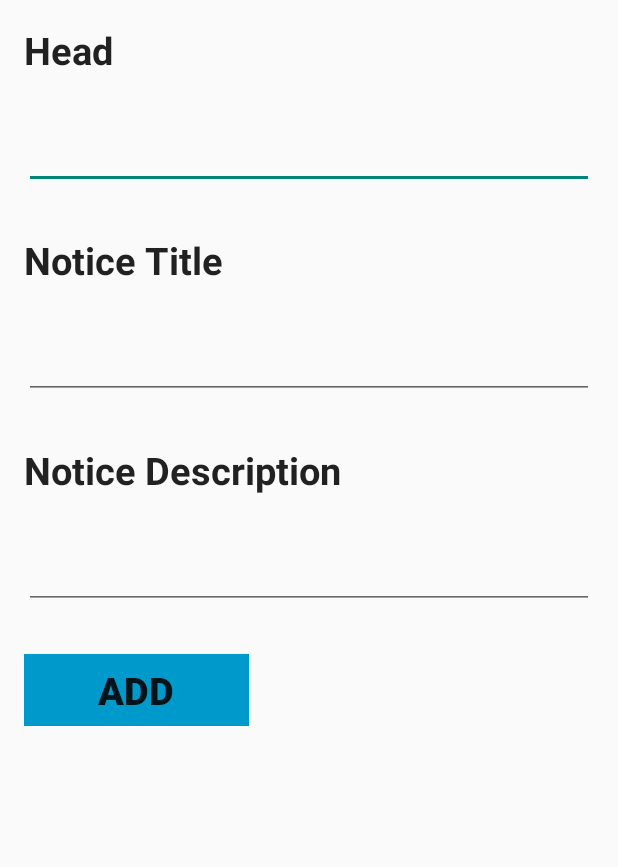
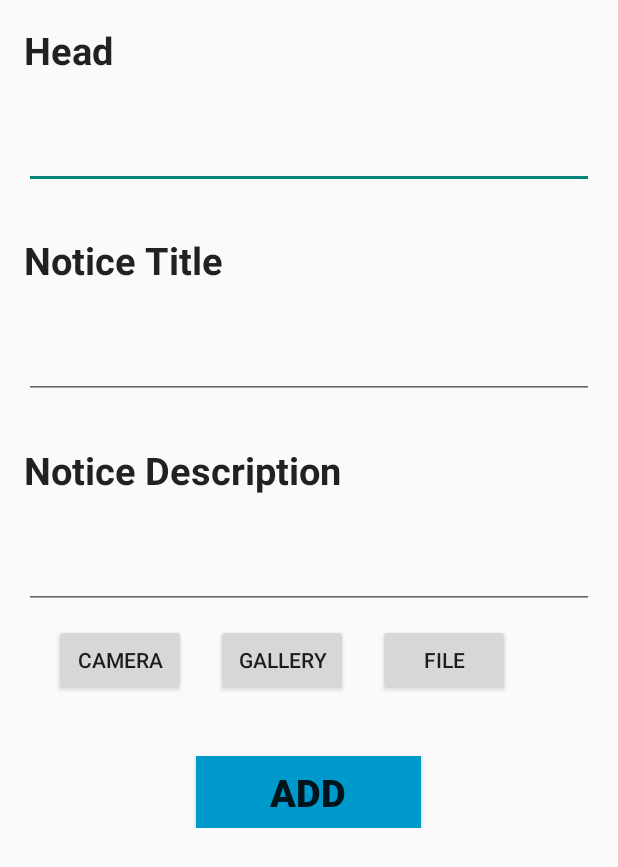
Before and after one commit to burhanuddinrampurawala/notices, an Android app: the AddNotice screen opened directly, with no data from a screen before it, on a phone screen of 412 x 824 dp. Shown: the top 867 px of the screen. Run offline under Robolectric (Android 15) with nearby library versions, the phone set to English and light mode, and no system bars; our stand-ins replace Firebase (no records; nobody signed in at launch, a user with empty details on screens opened directly).

Commit message:
added image uploading and solved the delete bug

```diff
--- a/app/build.gradle
+++ b/app/build.gradle
@@ -29,6 +29,8 @@ dependencies {
 //    compile 'com.google.android.gms:play-services-appindexing:10.2.1'
     compile 'com.google.firebase:firebase-messaging:10.2.1'
     compile 'com.google.firebase:firebase-database:10.2.1'
-
+    compile 'com.google.firebase:firebase-storage:10.2.1'
+    compile 'com.android.support:gridlayout-v7:25.3.1'
+    compile 'com.github.bumptech.glide:glide:3.7.0'
 }
 apply plugin: 'com.google.gms.google-services'
--- a/app/src/main/java/com/example/notices/AddNotice.java
+++ b/app/src/main/java/com/example/notices/AddNotice.java
@@ -3,18 +3,37 @@ package com.example.notices;
 import android.app.Activity;
 import android.app.ProgressDialog;
 import android.content.Intent;
+import android.content.pm.PackageManager;
+import android.graphics.Bitmap;
+import android.net.Uri;
 import android.os.Bundle;
+import android.os.Environment;
+import android.provider.MediaStore;
+import android.support.annotation.NonNull;
 import android.util.Log;
 import android.view.View;
+import android.webkit.WebView;
 import android.widget.Button;
 import android.widget.EditText;
+import android.widget.ImageView;
 
+import com.google.android.gms.tasks.OnFailureListener;
+import com.google.android.gms.tasks.OnSuccessListener;
 import com.google.firebase.database.*;
+import com.google.firebase.storage.FirebaseStorage;
+import com.google.firebase.storage.StorageReference;
+import com.google.firebase.storage.UploadTask;
 
 
+import java.io.ByteArrayOutputStream;
+import java.io.File;
+import java.io.FileNotFoundException;
+import java.io.FileOutputStream;
+import java.io.IOException;
 import java.util.*;
 
 public class AddNotice extends Activity {
+    FirebaseDatabase fdb;
     private DatabaseReference ref;
     private EditText titleText;
     private EditText descriptionText;
@@ -27,12 +46,25 @@ public class AddNotice extends Activity {
     private static final String TAG = login.class.getSimpleName();
     private int i;
     private int id;
+    private Button camera;
+    private Button gallery;
+    private Button file;
+    FirebaseStorage storage;
+    boolean result;
+    ImageView displayimage;
     @Override
     protected void onCreate(Bundle savedInstanceState) {
         super.onCreate(savedInstanceState);
         setContentView(R.layout.activity_add_notice);
 
-        ref = FirebaseDatabase.getInstance().getReference();
+         result=Utility.checkPermission(AddNotice.this);
+
+        storage = FirebaseStorage.getInstance();
+
+        displayimage = (ImageView)findViewById(R.id.displayimage);
+
+        fdb = FirebaseDatabase.getInstance();
+        ref = fdb.getReference();
 
         pDialog = new ProgressDialog(this);
         pDialog.setCancelable(false);
@@ -40,6 +72,37 @@ public class AddNotice extends Activity {
         descriptionText = (EditText) findViewById(R.id.description);
         headtext = (EditText)findViewById(R.id.head);
         add = (Button) findViewById(R.id.addButton);
+        camera = (Button) findViewById(R.id.camera);
+        gallery = (Button) findViewById(R.id.gallery);
+        file = (Button) findViewById(R.id.file);
+        camera.setOnClickListener(new View.OnClickListener() {
+            @Override
+            public void onClick(View v) {
+                if(result){
+                    Intent intent = new Intent(MediaStore.ACTION_IMAGE_CAPTURE);
+                    startActivityForResult(intent, 1);
+                }
+            }
+        });
+        gallery.setOnClickListener(new View.OnClickListener() {
+            @Override
+            public void onClick(View v) {
+                if(result){
+
+                    Intent intent = new Intent();
+                    intent.setType("image/*");
+                    intent.setAction(Intent.ACTION_GET_CONTENT);
+                    startActivityForResult(Intent.createChooser(intent, "Select File"),2);
+                }
+            }
+        });
+
+        file.setOnClickListener(new View.OnClickListener() {
+            @Override
+            public void onClick(View v) {
+
+            }
+        });
         Bundle extras = getIntent().getExtras();
         if (extras != null) {
             add.setText("Edit");
@@ -97,7 +160,31 @@ public class AddNotice extends Activity {
                                 send.put("description",description);
                                 String  uuid = ref.push().getKey();
                                 ref.child(uuid).setValue(send);
-                                //addNotice(title, description);
+
+                                displayimage.setDrawingCacheEnabled(true);
+                                displayimage.buildDrawingCache();
+                                Bitmap bitmap = displayimage.getDrawingCache();
+                                ByteArrayOutputStream baos = new ByteArrayOutputStream();
+                                if(bitmap != null)
+                                {
+                                    bitmap.compress(Bitmap.CompressFormat.JPEG, 100, baos);
+                                    byte[] data = baos.toByteArray();
+                                    StorageReference images = storage.getReference("images/"+ title);
+                                    UploadTask uploadTask = images.putBytes(data);
+                                    uploadTask.addOnFailureListener(new OnFailureListener() {
+                                        @Override
+                                        public void onFailure(@NonNull Exception exception) {
+                                            // Handle unsuccessful uploads
+                                        }
+                                    }).addOnSuccessListener(new OnSuccessListener<UploadTask.TaskSnapshot>() {
+                                        @Override
+                                        public void onSuccess(UploadTask.TaskSnapshot taskSnapshot) {
+                                            // taskSnapshot.getMetadata() contains file metadata such as size, content-type, and download URL.
+                                            //  Uri downloadUrl = taskSnapshot.getDownloadUrl();
+                                        }
+                                    });
+                                }
+
                                 Intent intent = new Intent(AddNotice.this, NoticeList.class);
                                 startActivity(intent);
                             }
@@ -107,5 +194,46 @@ public class AddNotice extends Activity {
         );
 
     }
+    public void onActivityResult(int requestCode, int resultCode, Intent data) {
+        super.onActivityResult(requestCode, resultCode, data);
+        if (resultCode == Activity.RESULT_OK) {
+            if (requestCode == 1)
+                onCaptureImageResult(data);
+            else if (requestCode == 2)
+                onSelectFromGalleryResult(data);
+        }
+    }
+
+    private void onCaptureImageResult(Intent data) {
+        Bitmap thumbnail = (Bitmap) data.getExtras().get("data");
+        ByteArrayOutputStream bytes = new ByteArrayOutputStream();
+        thumbnail.compress(Bitmap.CompressFormat.JPEG, 90, bytes);
+        File destination = new File(Environment.getExternalStorageDirectory(),
+                System.currentTimeMillis() + ".jpg");
+        FileOutputStream fo;
+        try {
+            destination.createNewFile();
+            fo = new FileOutputStream(destination);
+            fo.write(bytes.toByteArray());
+            fo.close();
+        } catch (FileNotFoundException e) {
+            e.printStackTrace();
+        } catch (IOException e) {
+            e.printStackTrace();
+        }
+        displayimage.setImageBitmap(thumbnail);
+    }
+
+    private void onSelectFromGalleryResult(Intent data) {
+        Bitmap bm=null;
+        if (data != null) {
+            try {
+                bm = MediaStore.Images.Media.getBitmap(getApplicationContext().getContentResolver(), data.getData());
+            } catch (IOException e) {
+                e.printStackTrace();
+            }
+        }
+        displayimage.setImageBitmap(bm);
+    }
 
 }
--- a/app/src/main/java/com/example/notices/NoticeList.java
+++ b/app/src/main/java/com/example/notices/NoticeList.java
@@ -123,8 +123,8 @@ public class NoticeList extends Activity {
                 AlertDialog.Builder builder = new AlertDialog.Builder(this);
                 builder.setPositiveButton("Yes", new DialogInterface.OnClickListener() {
                     public void onClick(DialogInterface dialog, int id) {
-                        noticeadapter.remove(noticeadapter.getItem(i));
-                        noticeadapter.notifyDataSetChanged();
+//                        noticeadapter.remove(noticeadapter.getItem(i));
+//                        noticeadapter.notifyDataSetChanged();
                         delete = new DeleteNotice(i,NoticeList.this);
                     }
                 });
--- a/app/src/main/java/com/example/notices/splash.java
+++ b/app/src/main/java/com/example/notices/splash.java
@@ -14,7 +14,6 @@ public class splash extends Activity {
         super.onCreate(savedInstanceState);
         setContentView(R.layout.activity_splash);
 
-        FirebaseDatabase.getInstance().setPersistenceEnabled(true);
         Thread thread = new Thread(){
             @Override
             public void run() {
--- a/app/src/main/res/layout-xlarge/activity_add_notice.xml
+++ b/app/src/main/res/layout-xlarge/activity_add_notice.xml
@@ -3,21 +3,21 @@
     xmlns:tools="http://schemas.android.com/tools"
     android:layout_width="match_parent"
     android:layout_height="match_parent"
+    xmlns:app="http://schemas.android.com/apk/res-auto"
     android:paddingBottom="@dimen/activity_vertical_margin"
     android:paddingLeft="@dimen/activity_horizontal_margin"
     android:paddingRight="@dimen/activity_horizontal_margin"
     android:paddingTop="@dimen/activity_vertical_margin"
     tools:context="com.example.notices.AddNotice">
-    <RelativeLayout
+    <android.support.v7.widget.LinearLayoutCompat
         android:layout_width="match_parent"
-        android:layout_height="1000sp">
-
+        android:layout_height="match_parent"
+        android:orientation="vertical">
         <TextView
             android:layout_width="wrap_content"
             android:layout_height="wrap_content"
             android:textAppearance="?android:attr/textAppearanceLarge"
-            android:text="Notice Title"
-            android:id="@+id/textView"
+            android:text="Head"
             android:layout_alignParentTop="true"
             android:layout_centerHorizontal="true"
             android:textStyle="bold"
@@ -26,21 +26,28 @@
         <EditText
             android:layout_width="match_parent"
             android:layout_height="wrap_content"
-            android:id="@+id/title"
+            android:id="@+id/head"
             android:layout_below="@+id/textView"
             android:layout_centerHorizontal="true"
-            android:layout_marginTop="31sp"
-            android:textSize="50sp"/>
+            android:layout_marginTop="60sp" />
+        <TextView
+            android:layout_width="wrap_content"
+            android:layout_height="wrap_content"
+            android:textAppearance="?android:attr/textAppearanceLarge"
+            android:text="Notice Title"
+            android:id="@+id/textView"
+            android:layout_centerHorizontal="true"
+            android:textStyle="bold"
+            android:textSize="50sp"
+            android:layout_marginTop="60sp"/>
 
         <EditText
             android:layout_width="match_parent"
             android:layout_height="wrap_content"
-            android:id="@+id/description"
-            android:layout_marginTop="64dp"
-            android:textSize="50sp"
-            android:layout_below="@+id/textView2"
-            android:layout_alignParentLeft="true"
-            android:layout_alignParentStart="true" />
+            android:id="@+id/title"
+            android:layout_below="@+id/textView"
+            android:layout_centerHorizontal="true"
+            android:layout_marginTop="60sp" />
 
         <TextView
             android:layout_width="wrap_content"
@@ -48,23 +55,68 @@
             android:textAppearance="?android:attr/textAppearanceLarge"
             android:text="Notice Description"
             android:id="@+id/textView2"
-            android:layout_marginTop="104dp"
+            android:layout_below="@+id/title"
+            android:layout_centerHorizontal="true"
+            android:layout_marginTop="60sp"
             android:textStyle="bold"
             android:textSize="50sp"
-            android:layout_below="@+id/title"
-            android:layout_centerHorizontal="true" />
+            />
+
+        <EditText
+            android:layout_width="match_parent"
+            android:layout_height="wrap_content"
+            android:id="@+id/description"
+            android:layout_below="@+id/textView2"
+            android:layout_centerHorizontal="true"
+            android:layout_marginTop="60sp" />
+        <ImageView
+            android:layout_width="wrap_content"
+            android:layout_height="wrap_content"
+            android:id="@+id/displayimage"
+            android:layout_gravity="center_horizontal"/>
+        <TableRow
+            android:layout_width="match_parent"
+            android:layout_height="wrap_content"
+            android:padding="40sp">
+
+            <Button
+                android:id="@+id/camera"
+                android:layout_width="wrap_content"
+                android:layout_height="wrap_content"
+                android:layout_gravity="left"
+                android:layout_marginLeft="30sp"
+                android:text="Camera"
+                android:textSize="50sp"/>
+
+            <Button
+                android:id="@+id/gallery"
+                android:layout_width="wrap_content"
+                android:layout_height="wrap_content"
+                android:layout_marginLeft="80sp"
+                android:text="Gallery"
+                android:textSize="50sp"/>
+
+            <Button
+                android:id="@+id/file"
+                android:layout_width="wrap_content"
+                android:layout_height="wrap_content"
+                android:layout_marginLeft="80sp"
+                android:text="File"
+                android:textSize="50sp"/>
+        </TableRow>
 
         <Button
+            android:id="@+id/addButton"
+            android:layout_width="150sp"
             android:layout_height="wrap_content"
-            android:text="ADD"
-            android:id="@+id/addButton"
-            android:textStyle="bold"
-            android:textSize="50sp"
-            android:layout_marginTop="70dp"
             android:layout_below="@+id/description"
             android:layout_centerHorizontal="true"
-            android:layout_width="300sp" />
-    </RelativeLayout>
+            android:layout_gravity="center_horizontal"
+            android:layout_marginTop="30dp"
+            android:background="@android:color/holo_blue_dark"
+            android:text="ADD"
+            android:textSize="50sp"
+            android:textStyle="bold" />
 
-
+    </android.support.v7.widget.LinearLayoutCompat>
 </ScrollView>
--- a/app/src/main/res/layout/activity_add_notice.xml
+++ b/app/src/main/res/layout/activity_add_notice.xml
@@ -3,6 +3,7 @@
     xmlns:tools="http://schemas.android.com/tools"
     android:layout_width="match_parent"
     android:layout_height="match_parent"
+    xmlns:app="http://schemas.android.com/apk/res-auto"
     android:paddingBottom="@dimen/activity_vertical_margin"
     android:paddingLeft="@dimen/activity_horizontal_margin"
     android:paddingRight="@dimen/activity_horizontal_margin"
@@ -69,12 +70,46 @@
             android:layout_centerHorizontal="true"
             android:layout_marginTop="30sp" />
 
+        <ImageView
+            android:id="@+id/displayimage"
+            android:layout_width="wrap_content"
+            android:layout_height="wrap_content"
+            android:layout_gravity="center_horizontal" />
+        <TableRow
+            android:layout_width="match_parent"
+            android:layout_height="wrap_content"
+            android:padding="10sp">
+
+            <Button
+                android:id="@+id/camera"
+                android:layout_width="wrap_content"
+                android:layout_height="wrap_content"
+                android:layout_gravity="left"
+                android:layout_marginLeft="10sp"
+                android:text="Camera" />
+
+            <Button
+                android:id="@+id/gallery"
+                android:layout_width="wrap_content"
+                android:layout_height="wrap_content"
+                android:layout_marginLeft="20sp"
+                android:text="Gallery" />
+
+            <Button
+                android:id="@+id/file"
+                android:layout_width="wrap_content"
+                android:layout_height="wrap_content"
+                android:layout_marginLeft="20sp"
+                android:text="File" />
+        </TableRow>
+
         <Button
             android:id="@+id/addButton"
             android:layout_width="150sp"
             android:layout_height="wrap_content"
             android:layout_below="@+id/description"
             android:layout_centerHorizontal="true"
+            android:layout_gravity="center_horizontal"
             android:layout_marginTop="30dp"
             android:background="@android:color/holo_blue_dark"
             android:text="ADD"
--- a/build.gradle
+++ b/build.gradle
@@ -2,10 +2,10 @@
 
 buildscript {
     repositories {
-        jcenter()
+        mavenCentral()
     }
     dependencies {
-        classpath 'com.android.tools.build:gradle:2.3.0'
+        classpath 'com.android.tools.build:gradle:2.3.1'
         classpath 'com.google.gms:google-services:3.0.0'
         // NOTE: Do not place your application dependencies here; they belong
         // in the individual module build.gradle files
```
Also changed, not shown: app/src/main/AndroidManifest.xml (+6 -2 lines), app/src/main/java/com/example/notices/DeleteNotice.java (+21 -5 lines), app/src/main/java/com/example/notices/DisplayDescription.java (+31 -0 lines), app/src/main/java/com/example/notices/Persistence.java (added, +16 -0 lines), app/src/main/java/com/example/notices/Utility.java (added, +50 -0 lines), app/src/main/res/layout-xlarge/activity_display_description.xml (+8 -0 lines), app/src/main/res/layout/activity_display_description.xml (+10 -0 lines), 92 other files.
